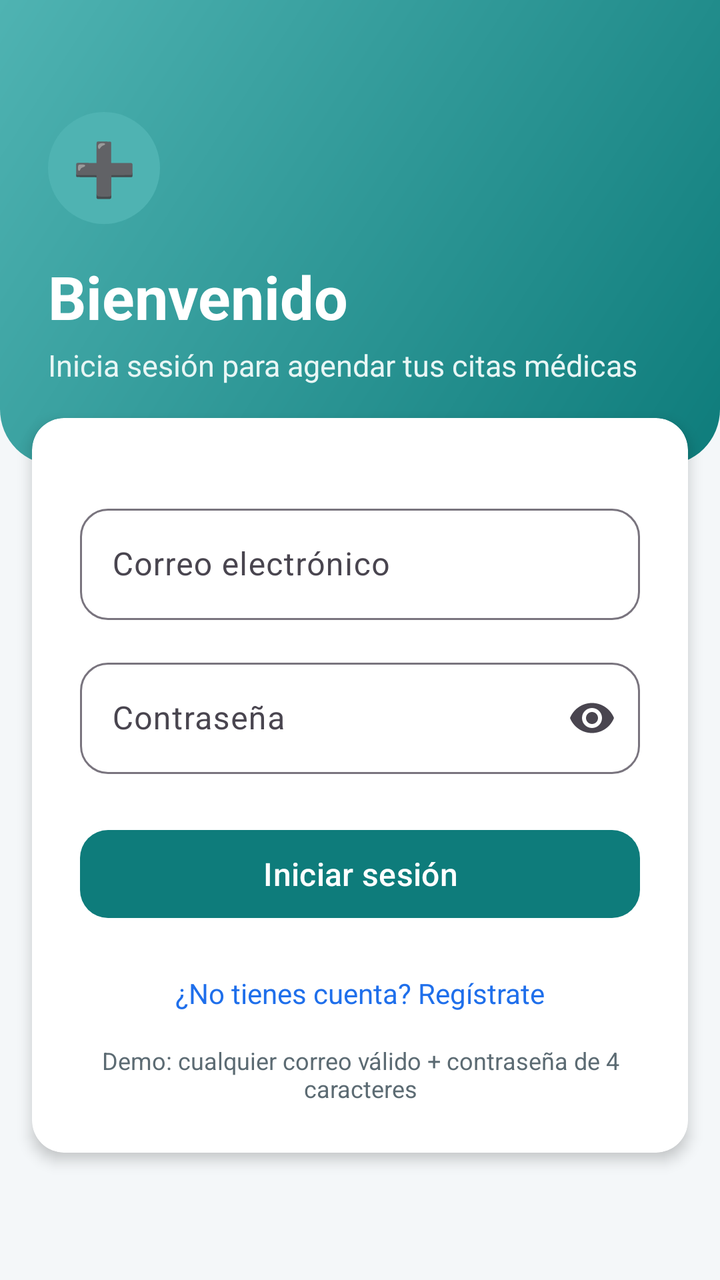
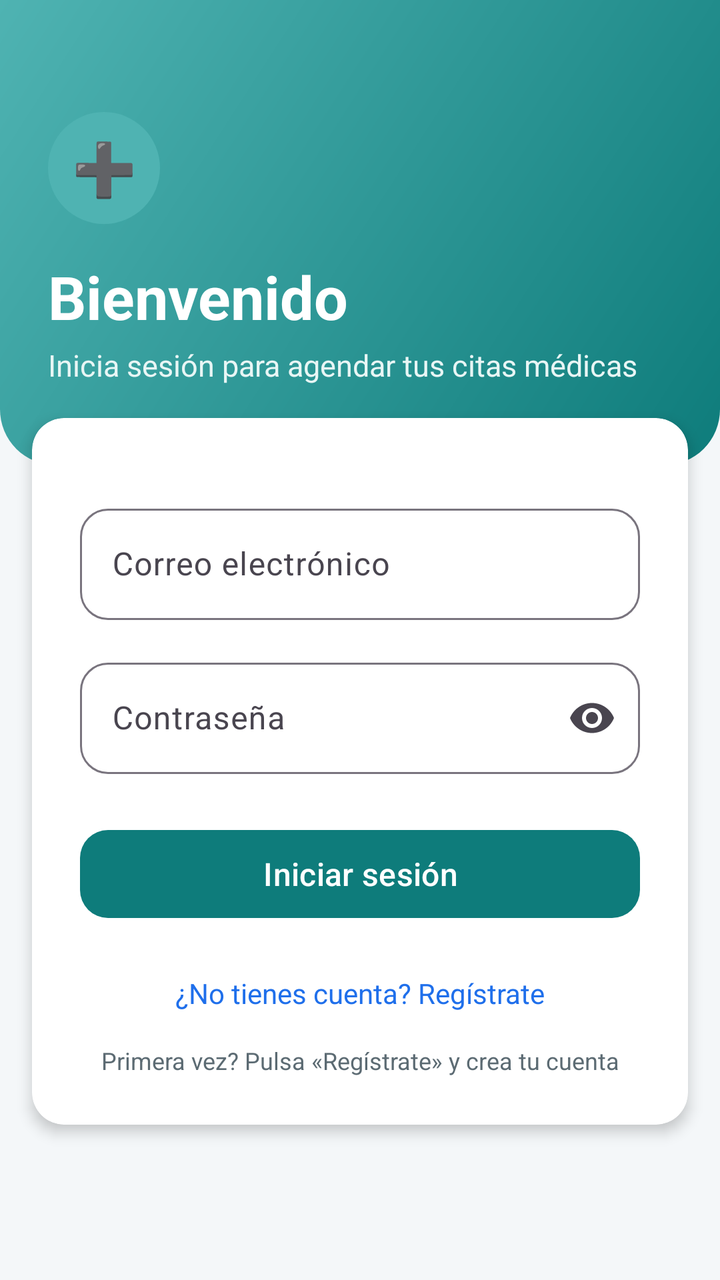

Screens rendered from an Android XML layout before and after an edit, with the pre-edit source and the edit as a unified diff.
<!-- AndroidManifest.xml: application theme Theme.CitasMedicas -->
<!-- res/layout/activity_login.xml -->
<?xml version="1.0" encoding="utf-8"?>
<ScrollView xmlns:android="http://schemas.android.com/apk/res/android"
    xmlns:app="http://schemas.android.com/apk/res-auto"
    android:layout_width="match_parent"
    android:layout_height="match_parent"
    android:background="@color/background"
    android:fillViewport="true">

    <LinearLayout
        android:layout_width="match_parent"
        android:layout_height="wrap_content"
        android:orientation="vertical">

        <LinearLayout
            android:layout_width="match_parent"
            android:layout_height="wrap_content"
            android:background="@drawable/bg_header"
            android:orientation="vertical"
            android:paddingHorizontal="@dimen/spacing_lg"
            android:paddingTop="56dp"
            android:paddingBottom="40dp">

            <TextView
                android:layout_width="56dp"
                android:layout_height="56dp"
                android:background="@drawable/bg_avatar"
                android:gravity="center"
                android:text="@string/login_icon"
                android:textColor="@color/white"
                android:textSize="26sp" />

            <TextView
                android:layout_width="wrap_content"
                android:layout_height="wrap_content"
                android:layout_marginTop="@dimen/spacing_md"
                android:text="@string/login_title"
                android:textColor="@color/white"
                android:textSize="30sp"
                android:textStyle="bold" />

            <TextView
                android:layout_width="wrap_content"
                android:layout_height="wrap_content"
                android:layout_marginTop="@dimen/spacing_xs"
                android:text="@string/login_subtitle"
                android:textColor="#E8F6F5"
                android:textSize="15sp" />
        </LinearLayout>

        <androidx.cardview.widget.CardView
            android:layout_width="match_parent"
            android:layout_height="wrap_content"
            android:layout_marginHorizontal="@dimen/spacing_md"
            android:layout_marginTop="-24dp"
            app:cardCornerRadius="@dimen/card_radius"
            app:cardElevation="4dp">

            <LinearLayout
                android:layout_width="match_parent"
                android:layout_height="wrap_content"
                android:orientation="vertical"
                android:padding="@dimen/spacing_lg">

                <com.google.android.material.textfield.TextInputLayout
                    android:id="@+id/tilName"
                    style="@style/Widget.Material3.TextInputLayout.OutlinedBox"
                    android:layout_width="match_parent"
                    android:layout_height="wrap_content"
                    android:hint="@string/login_name_hint"
                    android:visibility="gone"
                    app:boxCornerRadiusBottomEnd="14dp"
                    app:boxCornerRadiusBottomStart="14dp"
                    app:boxCornerRadiusTopEnd="14dp"
                    app:boxCornerRadiusTopStart="14dp">

                    <com.google.android.material.textfield.TextInputEditText
                        android:id="@+id/etName"
                        android:layout_width="match_parent"
                        android:layout_height="wrap_content"
                        android:inputType="textPersonName" />
                </com.google.android.material.textfield.TextInputLayout>

                <com.google.android.material.textfield.TextInputLayout
                    android:id="@+id/tilAge"
                    style="@style/Widget.Material3.TextInputLayout.OutlinedBox"
                    android:layout_width="match_parent"
                    android:layout_height="wrap_content"
                    android:layout_marginTop="@dimen/spacing_md"
                    android:hint="@string/login_age_hint"
                    android:visibility="gone"
                    app:boxCornerRadiusBottomEnd="14dp"
                    app:boxCornerRadiusBottomStart="14dp"
                    app:boxCornerRadiusTopEnd="14dp"
                    app:boxCornerRadiusTopStart="14dp">

                    <com.google.android.material.textfield.TextInputEditText
                        android:id="@+id/etAge"
                        android:layout_width="match_parent"
                        android:layout_height="wrap_content"
                        android:inputType="number"
                        android:maxLength="3" />
                </com.google.android.material.textfield.TextInputLayout>

                <com.google.android.material.textfield.TextInputLayout
                    android:id="@+id/tilEmail"
                    style="@style/Widget.Material3.TextInputLayout.OutlinedBox"
                    android:layout_width="match_parent"
                    android:layout_height="wrap_content"
                    android:layout_marginTop="@dimen/spacing_md"
                    android:hint="@string/login_email_hint"
                    app:boxCornerRadiusBottomEnd="14dp"
                    app:boxCornerRadiusBottomStart="14dp"
                    app:boxCornerRadiusTopEnd="14dp"
                    app:boxCornerRadiusTopStart="14dp">

                    <com.google.android.material.textfield.TextInputEditText
                        android:id="@+id/etEmail"
                        android:layout_width="match_parent"
                        android:layout_height="wrap_content"
                        android:inputType="textEmailAddress" />
                </com.google.android.material.textfield.TextInputLayout>

                <com.google.android.material.textfield.TextInputLayout
                    android:id="@+id/tilPassword"
                    style="@style/Widget.Material3.TextInputLayout.OutlinedBox"
                    android:layout_width="match_parent"
                    android:layout_height="wrap_content"
                    android:layout_marginTop="@dimen/spacing_md"
                    android:hint="@string/login_password_hint"
                    app:boxCornerRadiusBottomEnd="14dp"
                    app:boxCornerRadiusBottomStart="14dp"
                    app:boxCornerRadiusTopEnd="14dp"
                    app:boxCornerRadiusTopStart="14dp"
                    app:endIconMode="password_toggle">

                    <com.google.android.material.textfield.TextInputEditText
                        android:id="@+id/etPassword"
                        android:layout_width="match_parent"
                        android:layout_height="wrap_content"
                        android:inputType="textPassword" />
                </com.google.android.material.textfield.TextInputLayout>

                <TextView
                    android:id="@+id/tvError"
                    android:layout_width="match_parent"
                    android:layout_height="wrap_content"
                    android:layout_marginTop="@dimen/spacing_sm"
                    android:textColor="@color/error"
                    android:textSize="13sp"
                    android:visibility="gone" />

                <com.google.android.material.button.MaterialButton
                    android:id="@+id/btnSubmit"
                    style="@style/Widget.CitasMedicas.Button"
                    android:layout_width="match_parent"
                    android:layout_height="52dp"
                    android:layout_marginTop="@dimen/spacing_lg"
                    android:text="@string/login_button" />

                <ProgressBar
                    android:id="@+id/progressBar"
                    android:layout_width="wrap_content"
                    android:layout_height="wrap_content"
                    android:layout_gravity="center_horizontal"
                    android:layout_marginTop="@dimen/spacing_md"
                    android:visibility="gone" />

                <TextView
                    android:id="@+id/tvToggle"
                    android:layout_width="match_parent"
                    android:layout_height="wrap_content"
                    android:layout_marginTop="@dimen/spacing_md"
                    android:gravity="center"
                    android:padding="@dimen/spacing_sm"
                    android:text="@string/toggle_register"
                    android:textColor="@color/secondary"
                    android:textSize="14sp" />

                <TextView
                    android:layout_width="match_parent"
                    android:layout_height="wrap_content"
                    android:layout_marginTop="@dimen/spacing_sm"
                    android:gravity="center"
                    android:text="@string/login_demo_hint"
                    android:textColor="@color/text_secondary"
                    android:textSize="12sp" />
            </LinearLayout>
        </androidx.cardview.widget.CardView>

        <View
            android:layout_width="match_parent"
            android:layout_height="@dimen/spacing_xl" />
    </LinearLayout>
</ScrollView>
<!-- resources referenced by this layout -->
<resources>
  <color name="background">#F4F7F9</color>
  <color name="error">#D64545</color>
  <color name="secondary">#1F6FEB</color>
  <color name="text_secondary">#5C6B73</color>
  <color name="white">#FFFFFF</color>
  <dimen name="card_radius">16dp</dimen>
  <dimen name="spacing_lg">24dp</dimen>
  <dimen name="spacing_md">16dp</dimen>
  <dimen name="spacing_sm">8dp</dimen>
  <dimen name="spacing_xl">32dp</dimen>
  <dimen name="spacing_xs">4dp</dimen>
  <!-- drawable bg_avatar (drawable) -->
  <?xml version="1.0" encoding="utf-8"?>
  <shape xmlns:android="http://schemas.android.com/apk/res/android" android:shape="oval">
      <solid android:color="@color/primary_light" />
  </shape>
  <!-- drawable bg_header (drawable) -->
  <?xml version="1.0" encoding="utf-8"?>
  <shape xmlns:android="http://schemas.android.com/apk/res/android" android:shape="rectangle">
      <gradient android:angle="135" android:startColor="@color/primary"
          android:endColor="@color/primary_light" android:type="linear" />
      <corners android:bottomLeftRadius="28dp" android:bottomRightRadius="28dp" />
  </shape>
  <string name="login_age_hint">Edad</string>
  <string name="login_button">Iniciar sesión</string>
  <string name="login_demo_hint">Demo: cualquier correo válido + contraseña de 4 caracteres</string>
  <string name="login_email_hint">Correo electrónico</string>
  <string name="login_icon">➕</string>
  <string name="login_name_hint">Nombre completo</string>
  <string name="login_password_hint">Contraseña</string>
  <string name="login_subtitle">Inicia sesión para agendar tus citas médicas</string>
  <string name="login_title">Bienvenido</string>
  <string name="toggle_register">¿No tienes cuenta? Regístrate</string>
  <style name="Widget.CitasMedicas.Button" parent="Widget.Material3.Button">
          <item name="android:layout_height">52dp</item>
          <item name="cornerRadius">14dp</item>
          <item name="android:textSize">16sp</item>
          <item name="android:textAllCaps">false</item>
      </style>
  <style name="Theme.CitasMedicas" parent="Theme.Material3.Light.NoActionBar">
          <item name="colorPrimary">@color/primary</item>
          <item name="colorPrimaryDark">@color/primary_dark</item>
          <item name="colorOnPrimary">@color/white</item>
          <item name="colorSecondary">@color/secondary</item>
          <item name="colorOnSecondary">@color/white</item>
          <item name="colorTertiary">@color/accent</item>
          <item name="colorOnTertiary">@color/white</item>
          <item name="android:colorBackground">@color/background</item>
          <item name="colorSurface">@color/surface</item>
          <item name="android:statusBarColor">@color/primary</item>
          <item name="android:windowLightStatusBar">false</item>
          <item name="android:textColorPrimary">@color/text_primary</item>
          <item name="android:textColorSecondary">@color/text_secondary</item>
      </style>
  <color name="primary_light">#4FB3B2</color>
  <color name="primary">#0E7C7B</color>
  <color name="primary_dark">#0A5C5B</color>
  <color name="accent">#25D0A8</color>
  <color name="surface">#FFFFFF</color>
  <color name="text_primary">#12232E</color>
</resources>

<!-- the commit's change to res/layout/activity_login.xml (unified diff, before → after) -->
@@ -81,6 +81,26 @@
                 </com.google.android.material.textfield.TextInputLayout>
 
                 <com.google.android.material.textfield.TextInputLayout
+                    android:id="@+id/tilLastName"
+                    style="@style/Widget.Material3.TextInputLayout.OutlinedBox"
+                    android:layout_width="match_parent"
+                    android:layout_height="wrap_content"
+                    android:layout_marginTop="@dimen/spacing_md"
+                    android:hint="@string/login_last_name_hint"
+                    android:visibility="gone"
+                    app:boxCornerRadiusBottomEnd="14dp"
+                    app:boxCornerRadiusBottomStart="14dp"
+                    app:boxCornerRadiusTopEnd="14dp"
+                    app:boxCornerRadiusTopStart="14dp">
+
+                    <com.google.android.material.textfield.TextInputEditText
+                        android:id="@+id/etLastName"
+                        android:layout_width="match_parent"
+                        android:layout_height="wrap_content"
+                        android:inputType="textPersonName" />
+                </com.google.android.material.textfield.TextInputLayout>
+
+                <com.google.android.material.textfield.TextInputLayout
                     android:id="@+id/tilAge"
                     style="@style/Widget.Material3.TextInputLayout.OutlinedBox"
                     android:layout_width="match_parent"
@@ -99,6 +119,86 @@
                         android:layout_height="wrap_content"
                         android:inputType="number"
                         android:maxLength="3" />
+                </com.google.android.material.textfield.TextInputLayout>
+
+                <com.google.android.material.textfield.TextInputLayout
+                    android:id="@+id/tilPhone"
+                    style="@style/Widget.Material3.TextInputLayout.OutlinedBox"
+                    android:layout_width="match_parent"
+                    android:layout_height="wrap_content"
+                    android:layout_marginTop="@dimen/spacing_md"
+                    android:hint="@string/login_phone_hint"
+                    android:visibility="gone"
+                    app:boxCornerRadiusBottomEnd="14dp"
+                    app:boxCornerRadiusBottomStart="14dp"
+                    app:boxCornerRadiusTopEnd="14dp"
+                    app:boxCornerRadiusTopStart="14dp">
+
+                    <com.google.android.material.textfield.TextInputEditText
+                        android:id="@+id/etPhone"
+                        android:layout_width="match_parent"
+                        android:layout_height="wrap_content"
+                        android:inputType="phone" />
+                </com.google.android.material.textfield.TextInputLayout>
+
+                <com.google.android.material.textfield.TextInputLayout
+                    android:id="@+id/tilBloodType"
+                    style="@style/Widget.Material3.TextInputLayout.OutlinedBox"
+                    android:layout_width="match_parent"
+                    android:layout_height="wrap_content"
+                    android:layout_marginTop="@dimen/spacing_md"
+                    android:hint="@string/login_blood_hint"
+                    android:visibility="gone"
+                    app:boxCornerRadiusBottomEnd="14dp"
+                    app:boxCornerRadiusBottomStart="14dp"
+                    app:boxCornerRadiusTopEnd="14dp"
+                    app:boxCornerRadiusTopStart="14dp">
+
+                    <com.google.android.material.textfield.TextInputEditText
+                        android:id="@+id/etBloodType"
+                        android:layout_width="match_parent"
+                        android:layout_height="wrap_content"
+                        android:inputType="textCapWords" />
+                </com.google.android.material.textfield.TextInputLayout>
+
+                <com.google.android.material.textfield.TextInputLayout
+                    android:id="@+id/tilInsurance"
+                    style="@style/Widget.Material3.TextInputLayout.OutlinedBox"
+                    android:layout_width="match_parent"
+                    android:layout_height="wrap_content"
+                    android:layout_marginTop="@dimen/spacing_md"
+                    android:hint="@string/login_insurance_hint"
+                    android:visibility="gone"
+                    app:boxCornerRadiusBottomEnd="14dp"
+                    app:boxCornerRadiusBottomStart="14dp"
+                    app:boxCornerRadiusTopEnd="14dp"
+                    app:boxCornerRadiusTopStart="14dp">
+
+                    <com.google.android.material.textfield.TextInputEditText
+                        android:id="@+id/etInsurance"
+                        android:layout_width="match_parent"
+                        android:layout_height="wrap_content"
+                        android:inputType="textCapWords" />
+                </com.google.android.material.textfield.TextInputLayout>
+
+                <com.google.android.material.textfield.TextInputLayout
+                    android:id="@+id/tilAllergies"
+                    style="@style/Widget.Material3.TextInputLayout.OutlinedBox"
+                    android:layout_width="match_parent"
+                    android:layout_height="wrap_content"
+                    android:layout_marginTop="@dimen/spacing_md"
+                    android:hint="@string/login_allergies_hint"
+                    android:visibility="gone"
+                    app:boxCornerRadiusBottomEnd="14dp"
+                    app:boxCornerRadiusBottomStart="14dp"
+                    app:boxCornerRadiusTopEnd="14dp"
+                    app:boxCornerRadiusTopStart="14dp">
+
+                    <com.google.android.material.textfield.TextInputEditText
+                        android:id="@+id/etAllergies"
+                        android:layout_width="match_parent"
+                        android:layout_height="wrap_content"
+                        android:inputType="textCapSentences" />
                 </com.google.android.material.textfield.TextInputLayout>
 
                 <com.google.android.material.textfield.TextInputLayout
<!-- resource entries referenced after the edit -->
@@ -24,12 +24,17 @@
       <corners android:bottomLeftRadius="28dp" android:bottomRightRadius="28dp" />
   </shape>
   <string name="login_age_hint">Edad</string>
+  <string name="login_allergies_hint">Alergias (escribe «Ninguna» si no tienes)</string>
+  <string name="login_blood_hint">Grupo sanguíneo (ej. O+)</string>
   <string name="login_button">Iniciar sesión</string>
-  <string name="login_demo_hint">Demo: cualquier correo válido + contraseña de 4 caracteres</string>
+  <string name="login_demo_hint">Primera vez? Pulsa «Regístrate» y crea tu cuenta</string>
   <string name="login_email_hint">Correo electrónico</string>
   <string name="login_icon">➕</string>
-  <string name="login_name_hint">Nombre completo</string>
+  <string name="login_insurance_hint">Aseguradora</string>
+  <string name="login_last_name_hint">Apellidos</string>
+  <string name="login_name_hint">Nombre</string>
   <string name="login_password_hint">Contraseña</string>
+  <string name="login_phone_hint">Teléfono</string>
   <string name="login_subtitle">Inicia sesión para agendar tus citas médicas</string>
   <string name="login_title">Bienvenido</string>
   <string name="toggle_register">¿No tienes cuenta? Regístrate</string>
